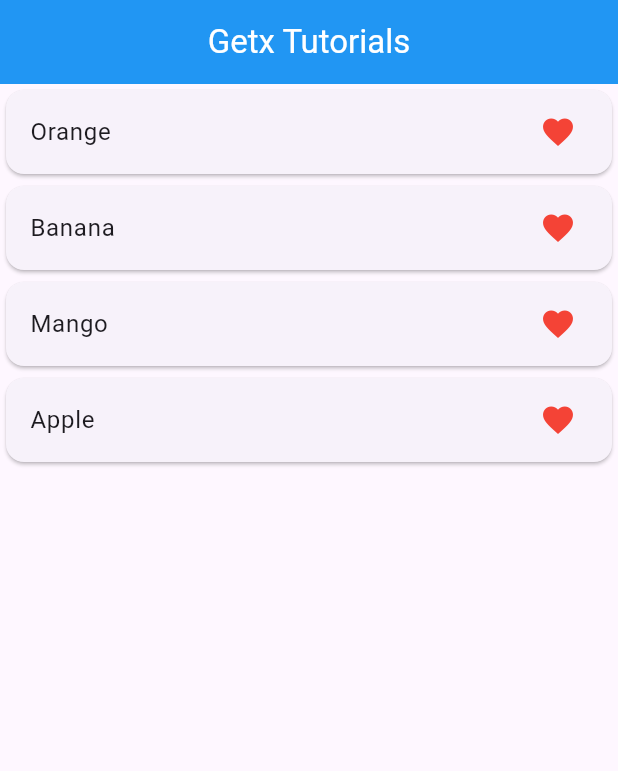
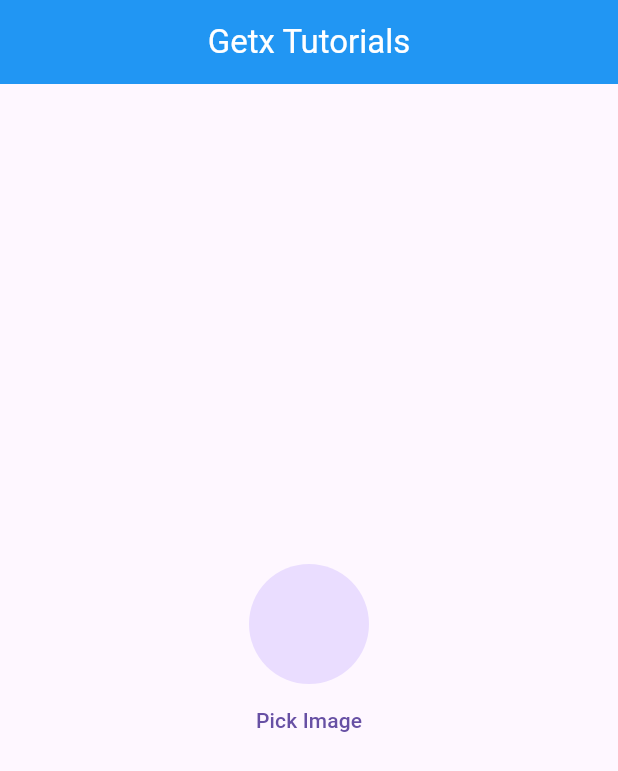
Before and after one commit to Hafiz-Muhammad-Shayan/GetxExplaination, a Flutter app: the screen it shows after launch, on a phone screen of 412 x 824 dp. Shown: the top 771 px of the screen. Run offline on Flutter 3.47's test engine with Material 3 defaults, Android fonts, the phone set to English and light mode, and no system bars; our stand-ins replace get, image_picker.

Commit message:
video 12 done imagePicker with  getx

```diff
--- a/lib/home_screen.dart
+++ b/lib/home_screen.dart
@@ -1,3 +1,5 @@
+import 'dart:io';
+
 import 'package:flutter/material.dart';
 import 'package:get/get.dart';
 import 'package:get/get_connect/http/src/utils/utils.dart';
@@ -5,6 +7,7 @@
 import 'package:getxexplaination/example_three.dart';
 import 'package:getxexplaination/example_two.dart';
 import 'package:getxexplaination/favorateClass.dart';
+import 'package:getxexplaination/image_picker_controller.dart';
 import 'package:getxexplaination/screen_one.dart';
 
 class HomeScreen extends StatefulWidget {
@@ -15,7 +18,7 @@
 }
 
 class _HomeScreenState extends State<HomeScreen> {
-  FavorateclassController controller = Get.put(FavorateclassController());
+  ImagePickerController controller = Get.put(ImagePickerController());
   @override
   Widget build(BuildContext context) {
 
@@ -30,29 +33,28 @@
           ),
         ),),
       ),
-      body: ListView.builder(
-        itemCount: controller.fruitList.length,
-          itemBuilder: (context, index) {
-            return Card(
-              child: ListTile(
-                onTap: () {
-                  if(controller.temFruitList.contains(controller.fruitList[index])){
-                    controller.removeFromFavorate(controller.fruitList[index].toString());
-                  }
-                  else{
-                    controller.addToFavorate(controller.fruitList[index].toString());
+      body: Obx(() {
+        return Column(
+          mainAxisAlignment: MainAxisAlignment.center,
+          crossAxisAlignment: CrossAxisAlignment.center,
+          children: [
+            Center(
+              child: CircleAvatar(
+                radius: 40,
+                backgroundImage: controller.imagePath.isNotEmpty ?
+                FileImage(File(controller.imagePath.toString())) :
+                null,
+              ),
+            ),
 
-                  }
-
+            TextButton(
+                onPressed: (){
+                  controller.getImage();
                 },
-                title: Text(controller.fruitList[index].toString()),
-                trailing: Obx(() => Icon(
-                  Icons.favorite,
-                  color:controller.temFruitList.contains(controller.fruitList[index]) ? Colors.white : Colors.red,)),
-              ),
-            );
-          },
-      ),
+                child: Text("Pick Image")),
+          ],
+        );
+      } ),
 
     );
   }
--- /dev/null
+++ b/lib/image_picker_controller.dart
@@ -0,0 +1,15 @@
+import 'package:get/get.dart';
+import 'package:image_picker/image_picker.dart';
+
+class  ImagePickerController extends GetxController{
+  RxString imagePath = "".obs;
+
+  Future getImage() async{
+    final ImagePicker _picker = ImagePicker();
+    final image = await _picker.pickImage(source: ImageSource.camera);
+    if (image != null){
+      imagePath.value = image.path.toString();
+    }
+
+  }
+}
--- a/pubspec.yaml
+++ b/pubspec.yaml
@@ -34,6 +34,7 @@
   # The following adds the Cupertino Icons font to your application.
   # Use with the CupertinoIcons class for iOS style icons.
   cupertino_icons: ^1.0.8
+  image_picker: ^1.2.3
   get: ^4.7.3
 
 dev_dependencies:
```
Also changed, not shown: pubspec.lock, 6 other files.
